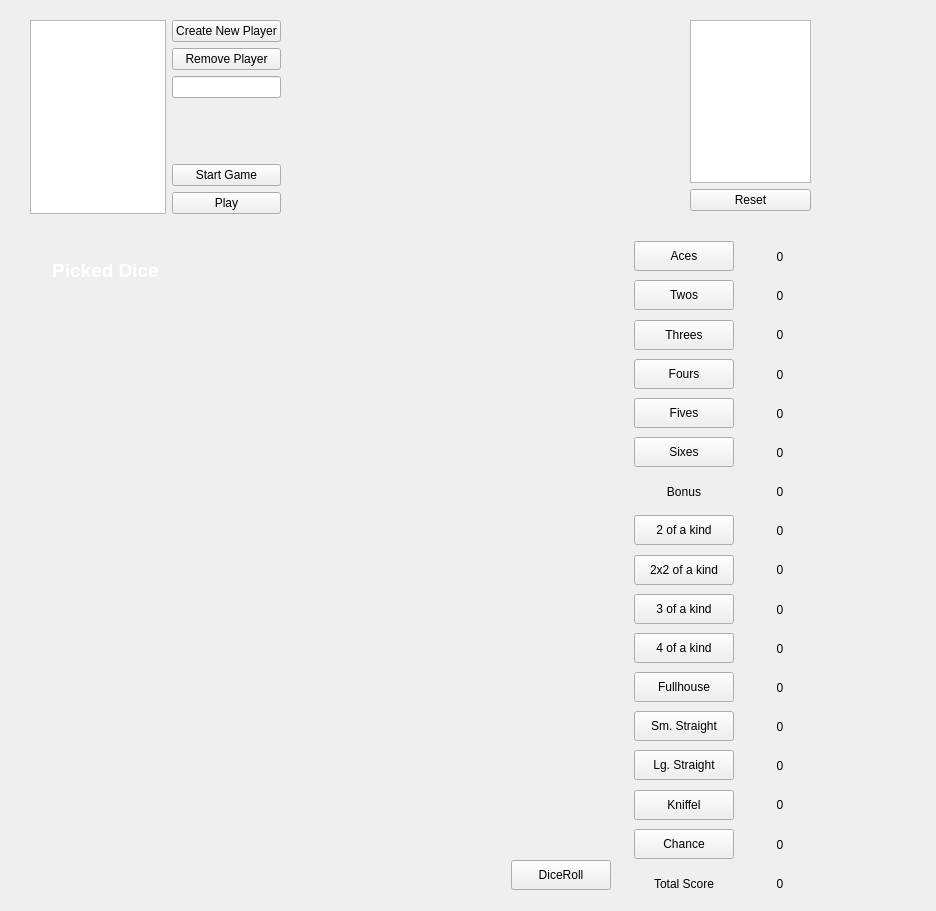
Old version of the form GUI.ui in the repository MoVo01/Kniffel.
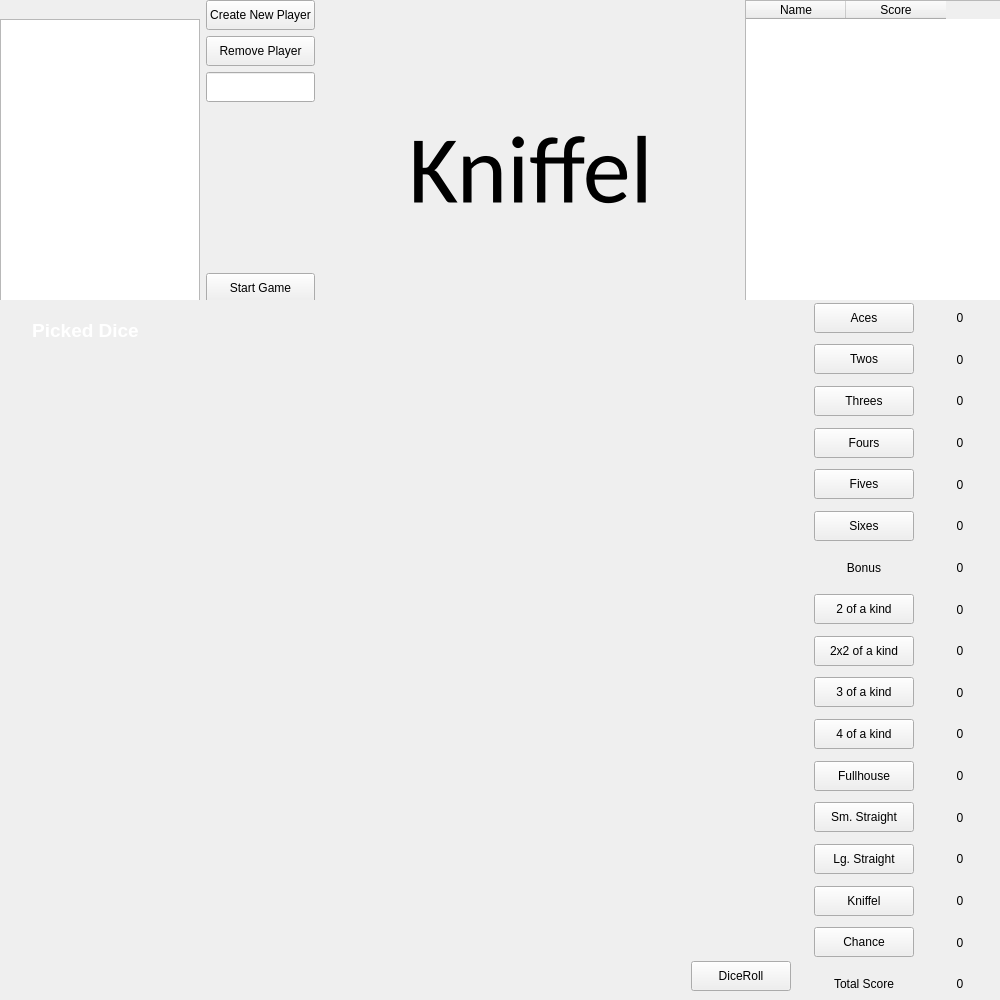
New version of the form. Custom widgets are drawn as their Qt base class.

What changed in the file:
```diff
--- a/GUI.ui
+++ b/GUI.ui
@@ -6,34 +6,61 @@
    <rect>
     <x>0</x>
     <y>0</y>
-    <width>936</width>
-    <height>911</height>
+    <width>1000</width>
+    <height>1000</height>
    </rect>
   </property>
+  <property name="sizePolicy">
+   <sizepolicy hsizetype="Expanding" vsizetype="Expanding">
+    <horstretch>0</horstretch>
+    <verstretch>0</verstretch>
+   </sizepolicy>
+  </property>
   <property name="windowTitle">
    <string>Form</string>
   </property>
   <widget class="QWidget" name="Playeroverview" native="true">
    <property name="geometry">
     <rect>
-     <x>20</x>
-     <y>10</y>
-     <width>801</width>
-     <height>211</height>
+     <x>0</x>
+     <y>0</y>
+     <width>1000</width>
+     <height>300</height>
     </rect>
    </property>
+   <property name="sizePolicy">
+    <sizepolicy hsizetype="Preferred" vsizetype="Preferred">
+     <horstretch>0</horstretch>
+     <verstretch>0</verstretch>
+    </sizepolicy>
+   </property>
    <widget class="QWidget" name="">
     <property name="geometry">
      <rect>
-      <x>10</x>
-      <y>10</y>
-      <width>251</width>
-      <height>194</height>
+      <x>0</x>
+      <y>0</y>
+      <width>1001</width>
+      <height>339</height>
      </rect>
     </property>
+    <layout class="QHBoxLayout" name="horizontalLayout_21">
+     <item>
     <layout class="QHBoxLayout" name="horizontalLayout_20">
      <item>
-      <widget class="QListWidget" name="Playerlist"/>
+        <widget class="QListWidget" name="Playerlist">
+         <property name="minimumSize">
+          <size>
+           <width>100</width>
+           <height>200</height>
+          </size>
+         </property>
+         <property name="maximumSize">
+          <size>
+           <width>200</width>
+           <height>300</height>
+          </size>
+         </property>
+        </widget>
      </item>
      <item>
       <layout class="QVBoxLayout" name="verticalLayout">
@@ -45,6 +72,18 @@
            <verstretch>0</verstretch>
           </sizepolicy>
          </property>
+           <property name="minimumSize">
+            <size>
+             <width>100</width>
+             <height>30</height>
+            </size>
+           </property>
+           <property name="baseSize">
+            <size>
+             <width>100</width>
+             <height>30</height>
+            </size>
+           </property>
          <property name="text">
           <string>Create New Player</string>
          </property>
@@ -52,13 +91,38 @@
        </item>
        <item>
         <widget class="QPushButton" name="RemovePlayer">
+           <property name="minimumSize">
+            <size>
+             <width>100</width>
+             <height>30</height>
+            </size>
+           </property>
+           <property name="baseSize">
+            <size>
+             <width>100</width>
+             <height>30</height>
+            </size>
+           </property>
          <property name="text">
           <string>Remove Player</string>
          </property>
         </widget>
        </item>
        <item>
-        <widget class="QLineEdit" name="NameIn"/>
+          <widget class="QLineEdit" name="NameIn">
+           <property name="minimumSize">
+            <size>
+             <width>100</width>
+             <height>30</height>
+            </size>
+           </property>
+           <property name="baseSize">
+            <size>
+             <width>100</width>
+             <height>30</height>
+            </size>
+           </property>
+          </widget>
        </item>
        <item>
         <spacer name="verticalSpacer">
@@ -75,6 +139,18 @@
        </item>
        <item>
         <widget class="QPushButton" name="StartGame">
+           <property name="minimumSize">
+            <size>
+             <width>100</width>
+             <height>30</height>
+            </size>
+           </property>
+           <property name="baseSize">
+            <size>
+             <width>100</width>
+             <height>30</height>
+            </size>
+           </property>
          <property name="text">
           <string>Start Game</string>
          </property>
@@ -82,6 +158,18 @@
        </item>
        <item>
         <widget class="QPushButton" name="Play">
+           <property name="minimumSize">
+            <size>
+             <width>100</width>
+             <height>30</height>
+            </size>
+           </property>
+           <property name="baseSize">
+            <size>
+             <width>100</width>
+             <height>30</height>
+            </size>
+           </property>
          <property name="text">
           <string>Play</string>
          </property>
@@ -90,19 +178,84 @@
       </layout>
      </item>
     </layout>
-   </widget>
-   <widget class="QWidget" name="">
-    <property name="geometry">
-     <rect>
-      <x>670</x>
-      <y>10</y>
-      <width>121</width>
-      <height>191</height>
-     </rect>
-    </property>
+     </item>
+     <item>
+      <spacer name="horizontalSpacer_2">
+       <property name="orientation">
+        <enum>Qt::Horizontal</enum>
+       </property>
+       <property name="sizeHint" stdset="0">
+        <size>
+         <width>40</width>
+         <height>20</height>
+        </size>
+       </property>
+      </spacer>
+     </item>
+     <item>
+      <widget class="QLabel" name="Title">
+       <property name="font">
+        <font>
+         <family>Calibri</family>
+         <pointsize>72</pointsize>
+         <weight>50</weight>
+         <bold>false</bold>
+        </font>
+       </property>
+       <property name="text">
+        <string>Kniffel</string>
+       </property>
+       <property name="alignment">
+        <set>Qt::AlignCenter</set>
+       </property>
+      </widget>
+     </item>
+     <item>
+      <spacer name="horizontalSpacer_3">
+       <property name="orientation">
+        <enum>Qt::Horizontal</enum>
+       </property>
+       <property name="sizeHint" stdset="0">
+        <size>
+         <width>40</width>
+         <height>20</height>
+        </size>
+       </property>
+      </spacer>
+     </item>
+     <item>
     <layout class="QVBoxLayout" name="verticalLayout_3">
      <item>
-      <widget class="QTableView" name="PointOverview"/>
+        <widget class="QTableWidget" name="ScoreComparison">
+         <property name="sizePolicy">
+          <sizepolicy hsizetype="Preferred" vsizetype="Preferred">
+           <horstretch>0</horstretch>
+           <verstretch>0</verstretch>
+          </sizepolicy>
+         </property>
+         <property name="minimumSize">
+          <size>
+           <width>250</width>
+           <height>300</height>
+          </size>
+         </property>
+         <property name="baseSize">
+          <size>
+           <width>250</width>
+           <height>265</height>
+          </size>
+         </property>
+         <column>
+          <property name="text">
+           <string>Name</string>
+          </property>
+         </column>
+         <column>
+          <property name="text">
+           <string>Score</string>
+          </property>
+         </column>
+        </widget>
      </item>
      <item>
       <widget class="QPushButton" name="Reset">
@@ -112,27 +265,44 @@
       </widget>
      </item>
     </layout>
+     </item>
+    </layout>
    </widget>
   </widget>
   <widget class="QWidget" name="Game" native="true">
    <property name="geometry">
     <rect>
-     <x>20</x>
-     <y>240</y>
-     <width>801</width>
-     <height>661</height>
+     <x>0</x>
+     <y>300</y>
+     <width>1000</width>
+     <height>700</height>
     </rect>
    </property>
-   <widget class="QWidget" name="">
+   <property name="sizePolicy">
+    <sizepolicy hsizetype="Preferred" vsizetype="Preferred">
+     <horstretch>0</horstretch>
+     <verstretch>0</verstretch>
+    </sizepolicy>
+   </property>
+   <property name="minimumSize">
+    <size>
+     <width>1000</width>
+     <height>700</height>
+    </size>
+   </property>
+   <widget class="QWidget" name="layoutWidget">
     <property name="geometry">
      <rect>
       <x>0</x>
       <y>0</y>
-      <width>800</width>
-      <height>660</height>
+      <width>1000</width>
+      <height>702</height>
      </rect>
     </property>
     <layout class="QHBoxLayout" name="horizontalLayout_19">
+     <property name="sizeConstraint">
+      <enum>QLayout::SetDefaultConstraint</enum>
+     </property>
      <item>
       <widget class="DiceWidget" name="DiceWidget" native="true">
        <property name="sizePolicy">
@@ -143,8 +313,8 @@
        </property>
        <property name="minimumSize">
         <size>
-         <width>600</width>
-         <height>600</height>
+         <width>800</width>
+         <height>700</height>
         </size>
        </property>
        <widget class="QLabel" name="PickedDice">
@@ -210,18 +380,21 @@
          <set>Qt::AlignCenter</set>
         </property>
        </widget>
-       <widget class="QWidget" name="">
+       <widget class="QWidget" name="layoutWidget">
         <property name="geometry">
          <rect>
-          <x>20</x>
-          <y>620</y>
-          <width>571</width>
-          <height>31</height>
+          <x>10</x>
+          <y>660</y>
+          <width>781</width>
+          <height>32</height>
          </rect>
         </property>
         <layout class="QHBoxLayout" name="horizontalLayout_18">
          <item>
           <widget class="QLabel" name="RollError">
+           <property name="enabled">
+            <bool>true</bool>
+           </property>
            <property name="sizePolicy">
             <sizepolicy hsizetype="Preferred" vsizetype="Preferred">
              <horstretch>0</horstretch>
@@ -230,7 +403,7 @@
            </property>
            <property name="minimumSize">
             <size>
-             <width>300</width>
+             <width>350</width>
              <height>30</height>
             </size>
            </property>
@@ -289,8 +462,8 @@
            </property>
            <property name="sizeHint" stdset="0">
             <size>
-             <width>128</width>
-             <height>20</height>
+             <width>330</width>
+             <height>30</height>
             </size>
            </property>
           </spacer>
```
Left out of the diff: 46 changed lines with no effect on the pictures. Lines whose indentation alone changed are shown as unchanged.
